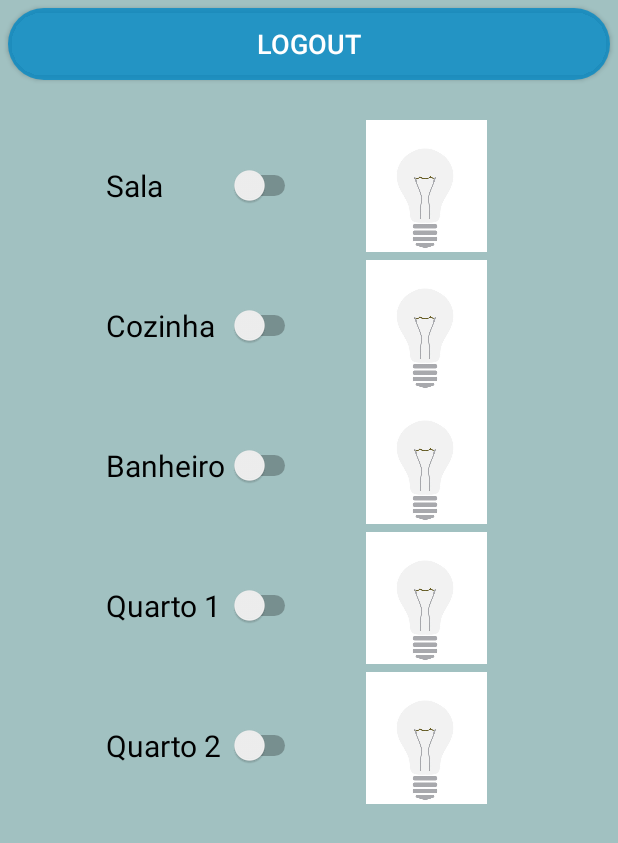
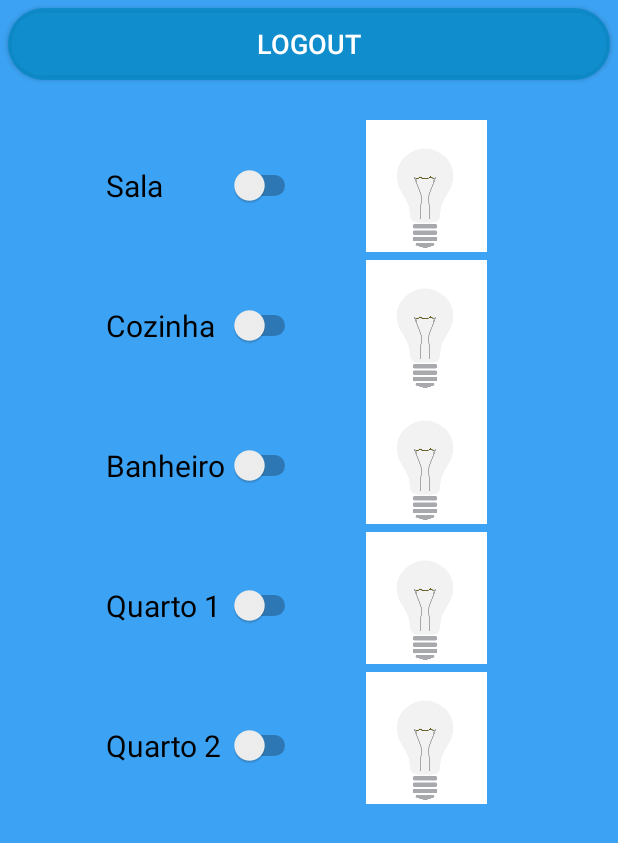
Before and after one commit to DiegoFortes/AutomaHouse, an Android app: the screen it shows after launch once a user with an empty profile is signed in (Lampada), on a phone screen of 412 x 824 dp. Shown: the top 843 px of the screen. Run offline under Robolectric (Android 15) with nearby library versions, the phone set to English and light mode, and no system bars; our stand-ins replace Firebase (no records; nobody signed in at launch, a user with empty details on screens opened directly), Picasso.

Commit message:
ajustes de layout

```diff
--- a/app/src/main/res/layout/activity_lampada.xml
+++ b/app/src/main/res/layout/activity_lampada.xml
@@ -4,7 +4,7 @@
     xmlns:tools="http://schemas.android.com/tools"
     android:layout_width="match_parent"
     android:layout_height="match_parent"
-    android:background="#A1C1C1"
+    android:background="#DE2196F3"
     tools:context=".MainActivity">
 
     <Switch
```
Also changed, not shown: app/src/main/res/layout/activity_main.xml (+5 -5 lines).
